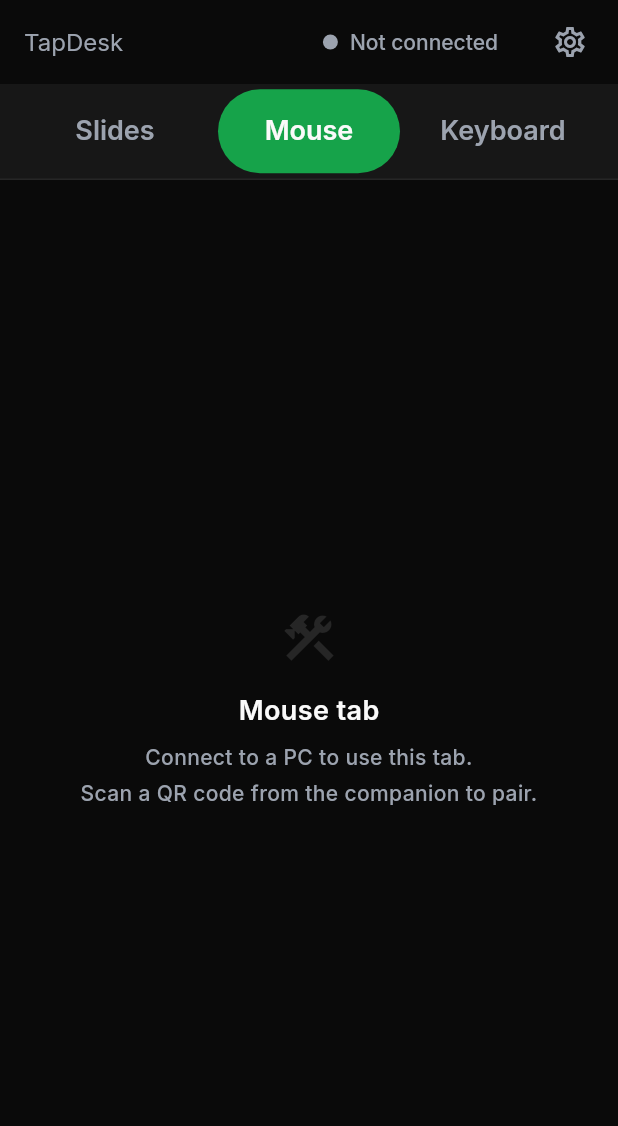
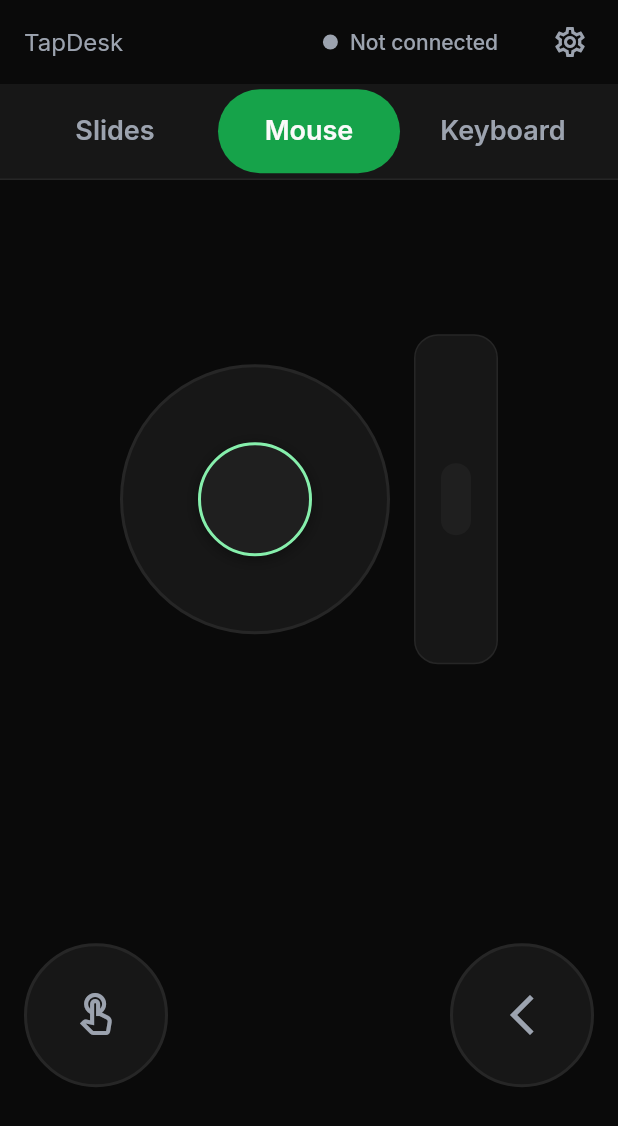
Before and after one commit to umairnadeem18/TapDesk, a Flutter app: the AppShell screen opened directly, after a tap on "Mouse", on a phone screen of 412 x 824 dp. Shown: the top 1126 px of the screen. Run offline on Flutter 3.47's test engine with Material 3 defaults, Android fonts, the phone set to English and light mode, and no system bars; our stand-ins replace shared_preferences; missing offline and left inert: mobile_scanner; accounts and stored records are empty.

Commit message:
feat(mobile): the Mouse tab with analog stick, click buttons and scroll strip
Phase 3 tasks 3.3.1 to 3.3.7.

The stick streams at 60 Hz on a timer rather than a frame callback, because
the rate is part of the contract with the PC rather than a rendering concern.
Values are clamped radially so a diagonal drag does not distort speed, and
the zero on release is what stops the cursor - a stream that ends
mid-deflection would otherwise leave the mouse sliding forever.

Click buttons implement tap, hold-to-drag and double-tap explicitly rather
than with Flutter's onTap/onDoubleTap. Those cannot be combined: onTap waits
250ms to see whether a second tap is coming, which makes every single click
feel laggy. Here the press goes out the instant the finger lands, so a drag
starts without delay. Cancel and disconnect both force an 'up', because a
button left down on the PC is the worst bug this app could have.

Scroll is continuous rather than stepped: a stepped scroll cannot move a long
document at a useful speed and the notchiness is very obvious when the cursor
is already near the target.

The left-handed layout is implemented and mirrors the two buttons, so wiring
it to a Settings toggle in 3.5 is a one-line change, not a redesign.

One protocol violation caught by the tests: the stick emitted a stream of
zeros from a resting thumb. Section 4.2 says stick values are sent only while
off-centre. Fixed, and the dead zone test now proves it.

mouse_tab_test.dart drives the real gestures - streaming, drag thresholds,
double-click windows and the release zero - and asserts the exact frames.

flutter analyze clean, 50 tests passing, debug APK builds at 187.6 MB.

```diff
--- /dev/null
+++ b/mobile/lib/screens/mouse_tab.dart
@@ -0,0 +1,91 @@
+import 'package:flutter/material.dart';
+import 'package:provider/provider.dart';
+
+import '../theme/tokens.dart';
+import '../transport/event_sink.dart';
+import '../transport/tapdesk_event.dart';
+import '../ui/haptics.dart';
+import '../widgets/analog_stick.dart';
+import '../widgets/mouse_controls.dart';
+
+/// The Mouse tab: analog stick, left/right buttons, scroll strip.
+///
+/// Left-handed mode (plan task 3.3.7) swaps the two buttons. The setting
+/// arrives with the rest of Settings in Phase 3.5; the layout already mirrors,
+/// so wiring it is a one-line change rather than a redesign.
+class MouseTab extends StatelessWidget {
+  const MouseTab({super.key, this.leftHanded = false});
+
+  final bool leftHanded;
+
+  @override
+  Widget build(BuildContext context) {
+    final sink = context.watch<EventSink>();
+    final enabled = sink.isReady;
+
+    final left = MouseButtonWidget(
+      button: MouseButton.left,
+      enabled: enabled,
+      onEvent: (e) {
+        Haptics.tap();
+        sink.send(e);
+      },
+    );
+
+    final right = MouseButtonWidget(
+      button: MouseButton.right,
+      enabled: enabled,
+      onEvent: (e) {
+        Haptics.tap();
+        sink.send(e);
+      },
+    );
+
+    return Padding(
+      padding: const EdgeInsets.all(TapDeskSpace.s4),
+      child: Column(
+        children: [
+          // Stick and scroll strip share the upper area, scroll to the right
+          // of the stick so it falls under a right thumb.
+          Expanded(
+            flex: 3,
+            child: Row(
+              mainAxisAlignment: MainAxisAlignment.center,
+              children: [
+                AnalogStick(
+                  enabled: enabled,
+                  onValue: (x, y) => sink.send(StickEvent(x, y)),
+                ),
+                const SizedBox(width: TapDeskSpace.s4),
+                ScrollStrip(
+                  enabled: enabled,
+                  onScroll: (ticks) => sink.send(ScrollEvent(ticks.round())),
+                ),
+              ],
+            ),
+          ),
+          const SizedBox(height: TapDeskSpace.s4),
+          // Buttons at the bottom, where thumbs rest, and far apart so a
+          // mis-tap cannot fire the wrong one.
+          Expanded(
+            flex: 2,
+            child: Row(
+              mainAxisAlignment: MainAxisAlignment.spaceBetween,
+              children: [
+                if (leftHanded) ...[
+                  right,
+                  const SizedBox(width: TapDeskSpace.s4),
+                  left,
+                ] else ...[
+                  left,
+                  const SizedBox(width: TapDeskSpace.s4),
+                  right,
+                ],
+              ],
+            ),
+          ),
+        ],
+      ),
+    );
+  }
+}
--- a/mobile/lib/ui/app_shell.dart
+++ b/mobile/lib/ui/app_shell.dart
@@ -2,6 +2,7 @@
 import 'package:provider/provider.dart';
 
 import '../state/connection_controller.dart';
+import '../screens/mouse_tab.dart';
 import '../screens/slides_tab.dart';
 import '../state/pairing_store.dart';
 import '../theme/tokens.dart';
@@ -61,11 +62,7 @@
                 // Slides is built. Mouse and Keyboard land next; each replaces
                 // one placeholder, so the shell never changes shape again.
                 const SlidesTab(),
-                _TabPlaceholder(
-                  name: 'Mouse',
-                  enabled: enabled,
-                  status: info.status,
-                ),
+                const MouseTab(),
                 _TabPlaceholder(
                   name: 'Keyboard',
                   enabled: enabled,
--- /dev/null
+++ b/mobile/lib/widgets/analog_stick.dart
@@ -0,0 +1,231 @@
+import 'dart:async';
+import 'dart:math' as math;
+
+import 'package:flutter/material.dart';
+
+import '../theme/tokens.dart';
+
+/// The analog stick.
+///
+/// Behaviour comes from `docs/protocol.md` section 4.2:
+///  - values are -1..1, **+y is up**
+///  - a value is streamed at ~60 Hz while the stick is off-centre
+///  - a zero is sent on release, so a stream that stops mid-deflection cannot
+///    leave the cursor sliding across the screen forever
+///
+/// The knob deliberately follows the thumb with **no easing**. Any smoothing
+/// makes the cursor feel like it is lagging, which is the single most common
+/// complaint about remote-control apps.
+class AnalogStick extends StatefulWidget {
+  const AnalogStick({
+    super.key,
+    required this.onValue,
+    this.size = 180,
+    this.deadZone = 0.08,
+    this.enabled = true,
+  });
+
+  /// Called at 60 Hz with the current deflection, -1..1 on each axis.
+  final void Function(double x, double y) onValue;
+
+  final double size;
+
+  /// Below this magnitude nothing is sent. Stops a resting thumb from
+  /// producing a slow drift across the screen.
+  final double deadZone;
+
+  final bool enabled;
+
+  @override
+  State<AnalogStick> createState() => _AnalogStickState();
+}
+
+class _AnalogStickState extends State<AnalogStick>
+    with SingleTickerProviderStateMixin {
+  /// Current deflection, -1..1. Zero means centred.
+  double _x = 0;
+  double _y = 0;
+
+  bool _active = false;
+  Timer? _stream;
+
+  /// Set once a non-zero value has gone out, so release knows to send the
+  /// zero that stops the cursor.
+  bool _sentNonZero = false;
+
+  double get _radius => widget.size / 2;
+
+  /// How far the knob can travel from centre.
+  double get _knobTravel => _radius - 38;
+
+  @override
+  void didUpdateWidget(covariant AnalogStick oldWidget) {
+    super.didUpdateWidget(oldWidget);
+    // Losing the connection mid-drag must not leave the stick stuck over.
+    if (oldWidget.enabled && !widget.enabled && _active) {
+      _stop();
+    }
+  }
+
+  @override
+  void dispose() {
+    _stream?.cancel();
+    super.dispose();
+  }
+
+  void _onStart(DragStartDetails details) {
+    if (!widget.enabled) return;
+    setState(() => _active = true);
+    _startStreaming();
+    _update(details.localPosition);
+  }
+
+  void _onUpdate(DragUpdateDetails details) {
+    if (!widget.enabled) return;
+    _update(details.localPosition);
+  }
+
+  void _onEnd() {
+    if (!widget.enabled) return;
+    _stop();
+  }
+
+  void _update(Offset localPosition) {
+    final centre = Offset(_radius, _radius);
+    final delta = localPosition - centre;
+
+    // Normalise by the travel distance, not the full radius: otherwise the
+    // value could never reach ±1 because the knob stops short of the edge.
+    var nx = delta.dx / _knobTravel;
+    var ny = -delta.dy / _knobTravel;
+
+    final magnitude = math.sqrt(nx * nx + ny * ny);
+    if (magnitude > 1) {
+      // Clamp radially so a diagonal drag does not distort speed.
+      nx /= magnitude;
+      ny /= magnitude;
+    }
+
+    if (magnitude < widget.deadZone) {
+      nx = 0;
+      ny = 0;
+    }
+
+    setState(() {
+      _x = nx;
+      _y = ny;
+    });
+  }
+
+  void _startStreaming() {
+    _stream?.cancel();
+    // 60 Hz per the protocol. A Timer rather than a frame callback because the
+    // rate is part of the contract with the PC, not a rendering concern.
+    _stream = Timer.periodic(TapDeskDuration.stickTick, (_) {
+      if (!mounted || !_active) return;
+      // The protocol says stick values are "sent only while the stick is
+      // off-centre". Emitting a stream of zeros from a resting thumb wastes
+      // frames and tells the PC nothing.
+      if (_x == 0 && _y == 0) return;
+      widget.onValue(_x, _y);
+      _sentNonZero = true;
+    });
+  }
+
+  void _stop() {
+    _stream?.cancel();
+    _stream = null;
+
+    if (_sentNonZero) {
+      // The zero that tells the PC to stop moving the cursor.
+      widget.onValue(0, 0);
+    }
+    _sentNonZero = false;
+
+    if (mounted) {
+      setState(() {
+        _active = false;
+        _x = 0;
+        _y = 0;
+      });
+    }
+  }
+
+  @override
+  Widget build(BuildContext context) {
+    final knobOffset = Offset(_x, -_y) * _knobTravel;
+    final resting = _x == 0 && _y == 0;
+
+    return Semantics(
+      label: 'Analog stick',
+      hint: 'Drag to move the mouse cursor',
+      child: GestureDetector(
+        behavior: HitTestBehavior.opaque,
+        onPanStart: widget.enabled ? _onStart : null,
+        onPanUpdate: widget.enabled ? _onUpdate : null,
+        onPanEnd: widget.enabled ? (_) => _onEnd() : null,
+        onPanCancel: widget.enabled ? _onEnd : null,
+        child: SizedBox(
+          width: widget.size,
+          height: widget.size,
+          child: Stack(
+            alignment: Alignment.center,
+            children: [
+              // Base
+              Container(
+                width: widget.size,
+                height: widget.size,
+                decoration: BoxDecoration(
+                  color: TapDeskColors.surface,
+                  shape: BoxShape.circle,
+                  border: Border.all(
+                    color: widget.enabled
+                        ? TapDeskColors.primary
+                        : TapDeskColors.divider,
+                    width: TapDeskSpace.borderWidth,
+                  ),
+                ),
+              ),
+              // Faint orientation guides, so the user knows where centre is.
+              if (!resting) ...[
+                Container(
+                  width: widget.size - 20,
+                  height: 1,
+                  color: TapDeskColors.textMuted.withValues(alpha: 0.12),
+                ),
+                Container(
+                  width: 1,
+                  height: widget.size - 20,
+                  color: TapDeskColors.textMuted.withValues(alpha: 0.12),
+                ),
+              ],
+              // Knob
+              Positioned(
+                left: _radius + knobOffset.dx - 38,
+                top: _radius + knobOffset.dy - 38,
+                child: Container(
+                  width: 76,
+                  height: 76,
+                  decoration: BoxDecoration(
+                    color: widget.enabled
+                        ? TapDeskColors.primary
+                        : TapDeskColors.surfaceElevated,
+                    shape: BoxShape.circle,
+                    border: Border.all(color: TapDeskColors.highlight, width: 2),
+                    boxShadow: [
+                      BoxShadow(
+                        color: Colors.black.withValues(alpha: 0.4),
+                        blurRadius: 8,
+                        offset: const Offset(0, 2),
+                      ),
+                    ],
+                  ),
+                ),
+              ),
+            ],
+          ),
+        ),
+      ),
+    );
+  }
+}
--- /dev/null
+++ b/mobile/lib/widgets/mouse_controls.dart
@@ -0,0 +1,261 @@
+import 'dart:async';
+
+import 'package:flutter/material.dart';
+
+import '../theme/tokens.dart';
+import '../transport/tapdesk_event.dart';
+
+/// A mouse button with three distinct gestures.
+///
+/// Plan task 3.3.3 and 3.3.4:
+///  - tap        -> a normal click
+///  - hold+drag  -> press on touch-down, release on touch-up, i.e. a drag
+///  - double tap -> a double-click
+///
+/// Flutter's own `onTap` and `onDoubleTap` cannot be used together: `onTap`
+/// waits 250 ms to see whether a second tap arrives, which would make every
+/// click feel laggy. So the timing is handled here explicitly, and the press
+/// is sent the moment the finger goes down so a drag feels instant.
+class MouseButtonWidget extends StatefulWidget {
+  const MouseButtonWidget({
+    super.key,
+    required this.button,
+    required this.onEvent,
+    this.enabled = true,
+    this.size = 96,
+    this.label,
+  });
+
+  /// `left` or `right`.
+  final String button;
+
+  final void Function(ClickEvent event) onEvent;
+  final bool enabled;
+  final double size;
+
+  /// Screen-reader label. Defaults to the button name.
+  final String? label;
+
+  /// A hold longer than this becomes a drag rather than a click.
+  static const Duration dragThreshold = Duration(milliseconds: 250);
+
+  /// Two taps closer together than this are a double-click.
+  static const Duration doubleClickWindow = Duration(milliseconds: 250);
+
+  @override
+  State<MouseButtonWidget> createState() => _MouseButtonWidgetState();
+}
+
+class _MouseButtonWidgetState extends State<MouseButtonWidget> {
+  bool _pressed = false;
+
+  /// True once the button has been held past the threshold, so release knows
+  /// to send `up` rather than a click.
+  bool _dragging = false;
+
+  Timer? _holdTimer;
+  DateTime? _lastTap;
+
+  @override
+  void didUpdateWidget(covariant MouseButtonWidget oldWidget) {
+    super.didUpdateWidget(oldWidget);
+    // Disconnecting mid-drag must release the button, or the PC keeps
+    // thinking the mouse button is held down.
+    if (oldWidget.enabled && !widget.enabled) _reset();
+  }
+
+  @override
+  void dispose() {
+    _holdTimer?.cancel();
+    super.dispose();
+  }
+
+  void _onDown() {
+    if (!widget.enabled) return;
+    _holdTimer?.cancel();
+    setState(() {
+      _pressed = true;
+      _dragging = false;
+    });
+    _holdTimer = Timer(MouseButtonWidget.dragThreshold, _becomeDrag);
+  }
+
+  void _becomeDrag() {
+    if (!mounted) return;
+    setState(() => _dragging = true);
+    // Sent immediately on entering drag mode, so the PC registers the press
+    // while the user is still deciding whether to move.
+    widget.onEvent(ClickEvent(widget.button, ClickAction.down));
+  }
+
+  void _onUp() {
+    if (!widget.enabled) return;
+    _holdTimer?.cancel();
+
+    if (_dragging) {
+      widget.onEvent(ClickEvent(widget.button, ClickAction.up));
+      _reset();
+      return;
+    }
+
+    final now = DateTime.now();
+    final last = _lastTap;
+    final isDouble = last != null &&
+        now.difference(last) <= MouseButtonWidget.doubleClickWindow;
+
+    if (isDouble) {
+      // Clear so a third tap starts a fresh pair rather than firing again.
+      _lastTap = null;
+      widget.onEvent(ClickEvent(widget.button, ClickAction.double));
+    } else {
+      _lastTap = now;
+      widget.onEvent(ClickEvent(widget.button, ClickAction.click));
+    }
+    _reset();
+  }
+
+  void _onCancel() {
+    _holdTimer?.cancel();
+    // A cancelled gesture that had already pressed must release, or the button
+    // stays down on the PC forever.
+    if (_dragging) {
+      widget.onEvent(ClickEvent(widget.button, ClickAction.up));
+    }
+    _reset();
+  }
+
+  void _reset() {
+    _holdTimer?.cancel();
+    if (mounted) setState(() { _pressed = false; _dragging = false; });
+  }
+
+  @override
+  Widget build(BuildContext context) {
+    final name = widget.label ?? widget.button;
+    final active = _pressed && widget.enabled;
+
+    return Semantics(
+      button: true,
+      enabled: widget.enabled,
+      label: widget.enabled
+          ? '$name mouse button'
+          : '$name mouse button, unavailable while disconnected',
+      child: GestureDetector(
+        behavior: HitTestBehavior.opaque,
+        onTapDown: widget.enabled ? (_) => _onDown() : null,
+        onTapUp: widget.enabled ? (_) => _onUp() : null,
+        onTapCancel: widget.enabled ? _onCancel : null,
+        child: Container(
+          width: widget.size,
+          height: widget.size,
+          decoration: BoxDecoration(
+            color: active
+                ? TapDeskColors.primary
+                : TapDeskColors.surface,
+            shape: BoxShape.circle,
+            border: Border.all(
+              color: widget.enabled
+                  ? TapDeskColors.primary
+                  : TapDeskColors.divider,
+              width: TapDeskSpace.borderWidth,
+            ),
+          ),
+          child: Icon(
+            widget.button == MouseButton.left
+                ? Icons.touch_app_outlined
+                : Icons.arrow_back_ios_new,
+            size: 32,
+            color: active
+                ? TapDeskColors.text
+                : (widget.enabled
+                    ? TapDeskColors.primary
+                    : TapDeskColors.textMuted),
+          ),
+        ),
+      ),
+    );
+  }
+}
+
+/// The vertical scroll strip (plan task 3.3.5).
+///
+/// Scrolling is continuous rather than stepped: a stepped scroll cannot move
+/// a long document at a useful speed, and the notchiness is very obvious when
+/// the cursor is already near the target.
+class ScrollStrip extends StatefulWidget {
+  const ScrollStrip({
+    super.key,
+    required this.onScroll,
+    this.enabled = true,
+    this.height = 220,
+  });
+
+  /// Ticks per pixel of drag. Positive scrolls up.
+  final void Function(double ticks) onScroll;
+
+  final bool enabled;
+  final double height;
+
+  @override
+  State<ScrollStrip> createState() => _ScrollStripState();
+}
+
+class _ScrollStripState extends State<ScrollStrip> {
+  double? _lastY;
+
+  /// One tick per 8 dp of travel - fast enough to cross a page in a short
+  /// drag, slow enough to land on a single line.
+  static const double _ticksPerPixel = 1 / 8;
+
+  void _onDown(DragStartDetails d) {
+    if (widget.enabled) _lastY = d.localPosition.dy;
+  }
+
+  void _onUpdate(DragUpdateDetails d) {
+    if (!widget.enabled || _lastY == null) return;
+    final delta = (_lastY! - d.localPosition.dy) * _ticksPerPixel;
+    _lastY = d.localPosition.dy;
+    // Rounded so a 1 px jitter does not send a zero-tick message.
+    final ticks = delta.round();
+    if (ticks != 0) widget.onScroll(ticks.toDouble());
+  }
+
+  void _onEnd() => _lastY = null;
+
+  @override
+  Widget build(BuildContext context) {
+    return Semantics(
+      label: 'Scroll strip',
+      hint: 'Drag up or down to scroll',
+      child: GestureDetector(
+        behavior: HitTestBehavior.opaque,
+        onVerticalDragStart: widget.enabled ? _onDown : null,
+        onVerticalDragUpdate: widget.enabled ? _onUpdate : null,
+        onVerticalDragEnd: widget.enabled ? (_) => _onEnd() : null,
+        onVerticalDragCancel: widget.enabled ? _onEnd : null,
+        child: Container(
+          width: TapDeskSpace.minTouchTarget,
+          height: widget.height,
+          decoration: BoxDecoration(
+            color: TapDeskColors.surface,
+            borderRadius: BorderRadius.circular(TapDeskSpace.radiusCard),
+            border: Border.all(color: TapDeskColors.divider),
+          ),
+          child: Center(
+            child: Container(
+              // The thumb, sized per the design system.
+              width: 20,
+              height: 48,
+              decoration: BoxDecoration(
+                color: widget.enabled
+                    ? TapDeskColors.highlight
+                    : TapDeskColors.surfaceElevated,
+                borderRadius: BorderRadius.circular(TapDeskSpace.radiusPill),
+              ),
+            ),
+          ),
+        ),
+      ),
+    );
+  }
+}
```
Also changed, not shown: 2 other files.
